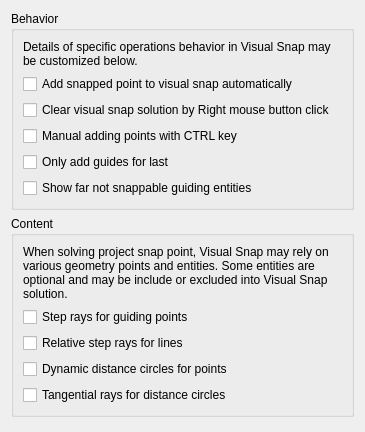
The window that librecad/src/ui/dialogs/settings/options_drafting/pages/lc_settings_page_drafting_behavior_snap_visual.ui (sand1024/LibreCAD) describes before a commit, drawn with Qt 5.
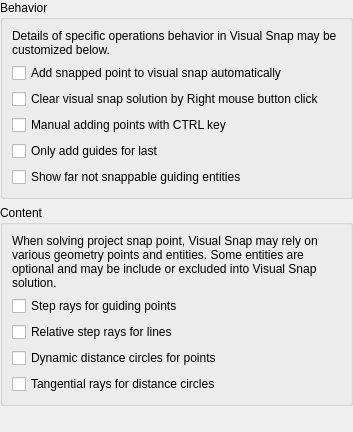
The same window after the commit.

Commit message: generic setting and drawfting settings dialogs cleanup

```diff
--- a/librecad/src/ui/dialogs/settings/options_drafting/pages/lc_settings_page_drafting_behavior_snap_visual.ui
+++ b/librecad/src/ui/dialogs/settings/options_drafting/pages/lc_settings_page_drafting_behavior_snap_visual.ui
@@ -11,6 +11,18 @@
    </rect>
   </property>
   <layout class="QGridLayout" name="gridLayout_2">
+   <property name="leftMargin">
+    <number>0</number>
+   </property>
+   <property name="topMargin">
+    <number>0</number>
+   </property>
+   <property name="rightMargin">
+    <number>0</number>
+   </property>
+   <property name="bottomMargin">
+    <number>0</number>
+   </property>
    <item row="0" column="0" colspan="2">
     <widget class="QGroupBox" name="groupBox_36">
      <property name="title">
```
The commit also changes 40 other files.
